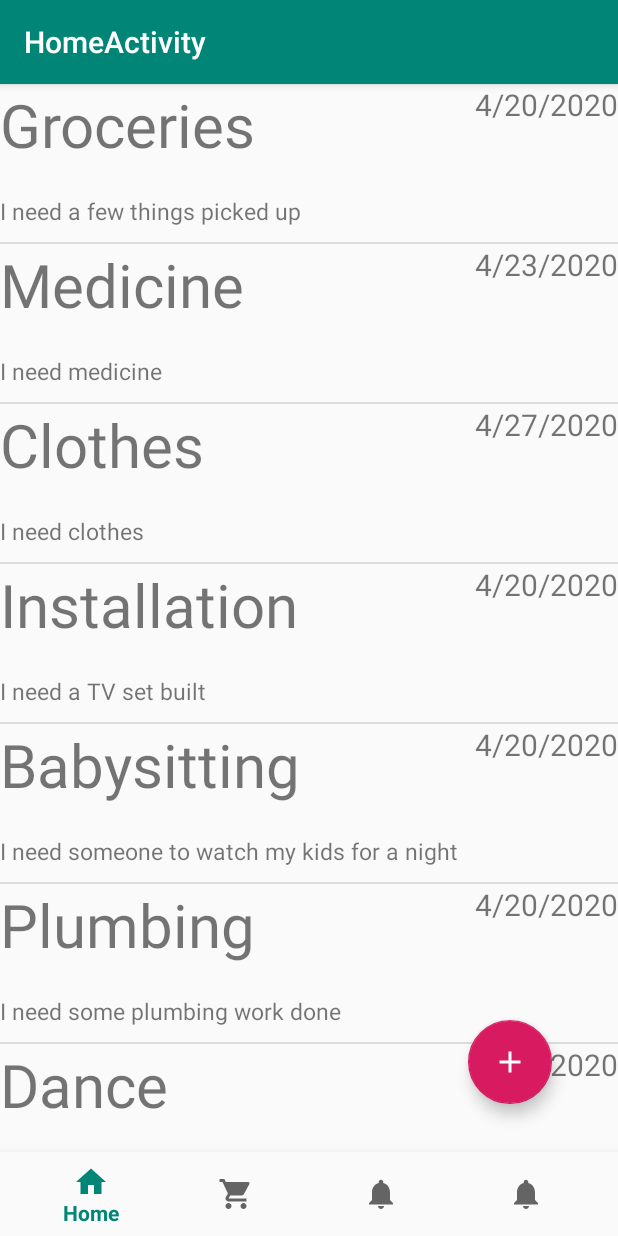
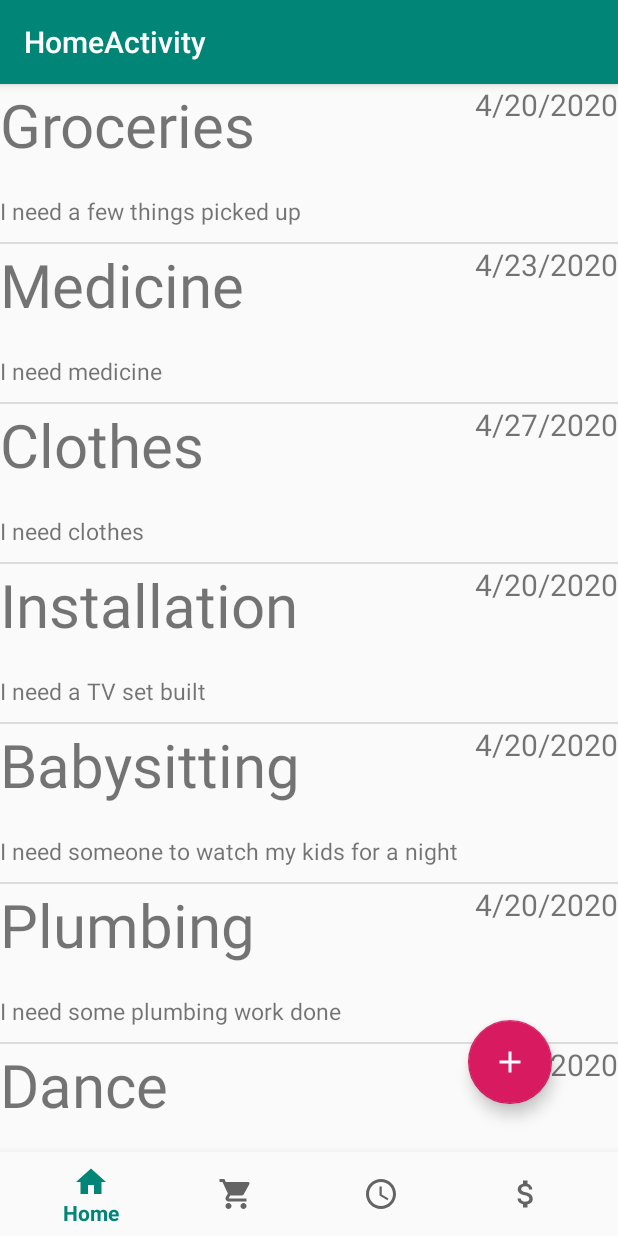
Before and after one commit to MaanyaShanker/Neighborly, an Android app: the HomeActivity screen opened directly, with no data from a screen before it, on a phone screen of 412 x 824 dp. Run offline under Robolectric (Android 15) with nearby library versions, the phone set to English and light mode, and no system bars.

Commit message:
update bottom nav

```diff
--- a/app/src/main/res/menu/bottom_nav_menu.xml
+++ b/app/src/main/res/menu/bottom_nav_menu.xml
@@ -13,11 +13,11 @@
 
     <item
         android:id="@+id/navigation_time"
-        android:icon="@drawable/ic_notifications_black_24dp"
+        android:icon="@drawable/time"
         android:title="@string/title_time" />
     <item
         android:id="@+id/navigation_money"
-        android:icon="@drawable/ic_notifications_black_24dp"
+        android:icon="@drawable/money"
         android:title="@string/title_money" />
 
 </menu>
```
